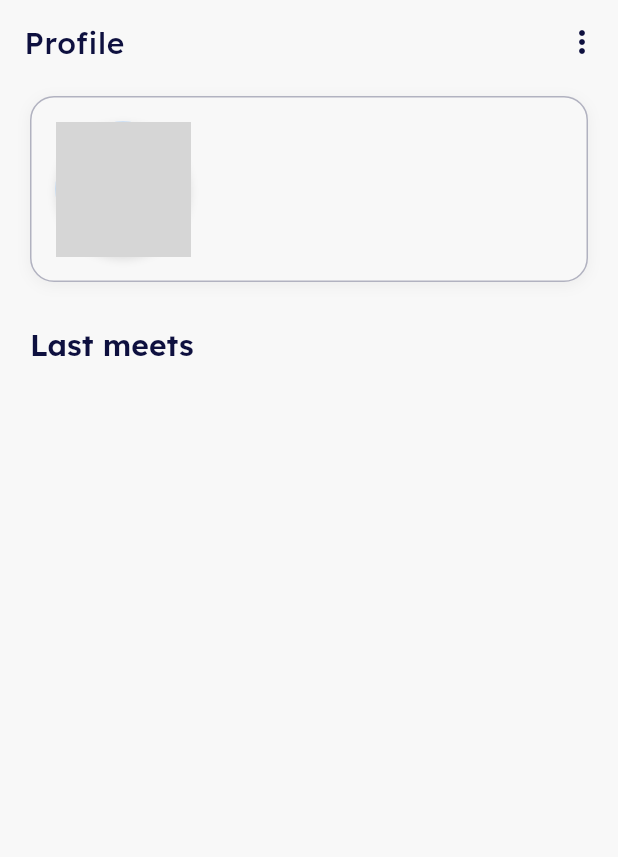
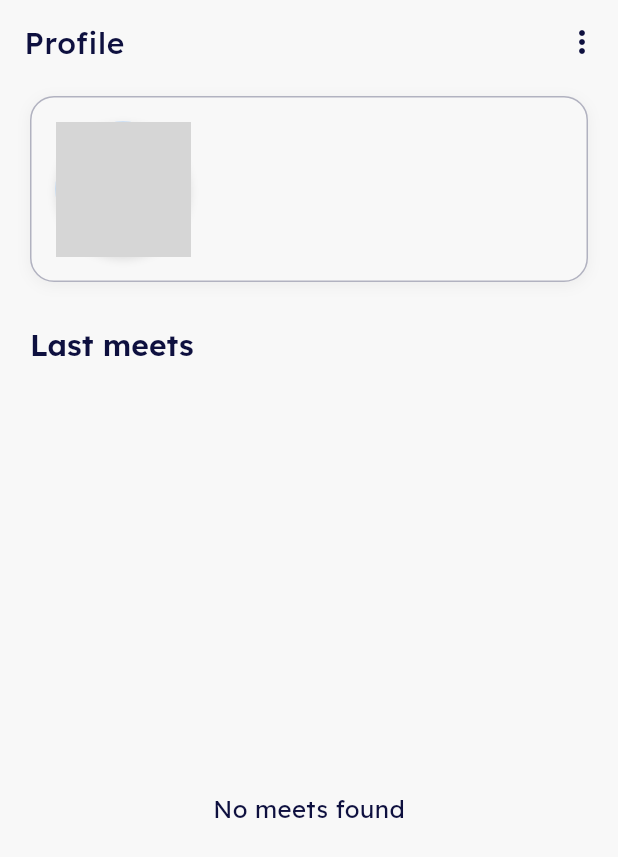
Before and after one commit to Shreenay-Lore/Meetly, a Flutter app: the ProfilePage screen opened by its route, on a phone screen of 412 x 824 dp. Shown: the top 857 px of the screen. Run offline on Flutter 3.47's test engine with Material 3 defaults, Android fonts, the phone set to English and light mode, and no system bars; our stand-ins replace cached_network_image, dio, equatable, firebase_auth, firebase_core, flutter_bloc and 9 more; accounts and stored records are empty; generated files the repository leaves out were written again; network calls fail; grey boxes are pictures that could not be loaded.

Commit message:
Added refresh indicator for last meets

```diff
--- a/lib/features/profile/presentation/page/profile_page.dart
+++ b/lib/features/profile/presentation/page/profile_page.dart
@@ -125,7 +125,7 @@ class ProfilePage extends StatelessWidget {
                       ),
                 ),
                 if ((user?.bio ?? '').isNotEmpty) ...[
-                  const SizedBox(height: 8),
+                  const SizedBox(height: 2),
                   Text(
                     user!.bio!,
                     maxLines: 2,
--- a/lib/features/profile/presentation/widgets/last_meets_section.dart
+++ b/lib/features/profile/presentation/widgets/last_meets_section.dart
@@ -1,27 +1,48 @@
 import 'package:flutter/material.dart';
 import 'package:flutter_bloc/flutter_bloc.dart';
 import 'package:meetly/features/profile/presentation/bloc/last_meets_bloc.dart';
+import 'package:meetly/features/profile/presentation/bloc/last_meets_event.dart';
 import 'package:meetly/features/profile/presentation/bloc/last_meets_state.dart';
 import 'package:meetly/features/profile/presentation/widgets/last_meet_widget.dart';
 
 class LastMeetsSection extends StatelessWidget {
   const LastMeetsSection({super.key});
 
+  Future<void> _onRefresh(BuildContext context) async {
+    context.read<LastMeetsBloc>().add(GetLastMeetsEvent(refresh: true));
+    await Future.delayed(const Duration(milliseconds: 500));
+  }
+
   @override
   Widget build(BuildContext context) {
     return BlocBuilder<LastMeetsBloc, LastMeetsState>(
       builder: (context, state) {
-        return ListView.separated(
+        return RefreshIndicator(
+          onRefresh: () => _onRefresh(context),
+          child: state.lastMeets?.isEmpty ?? true
+              ? LayoutBuilder(
+                  builder: (context, constraints) => SingleChildScrollView(
+                    physics: const AlwaysScrollableScrollPhysics(),
+                    child: SizedBox(
+                      height: constraints.maxHeight,
+                      child: const Center(
+                        child: Text('No meets found'),
+                      ),
+                    ),
+                  ),
+                )
+              : ListView.separated(
                   itemBuilder: (context, index) {
                     return LastMeetWidget(meetEntity: state.lastMeets![index]);
                   },
-          separatorBuilder:(context,index){
-            return const SizedBox(height: 12,);
+                  separatorBuilder: (context, index) {
+                    return const SizedBox(height: 12);
                   },
                   itemCount: state.lastMeets?.length ?? 0,
                   shrinkWrap: true,
                   physics: const AlwaysScrollableScrollPhysics(),
                   padding: const EdgeInsets.only(bottom: 8),
+                ),
         );
       },
     );
```
Lines whose indentation alone changed are shown as unchanged.
